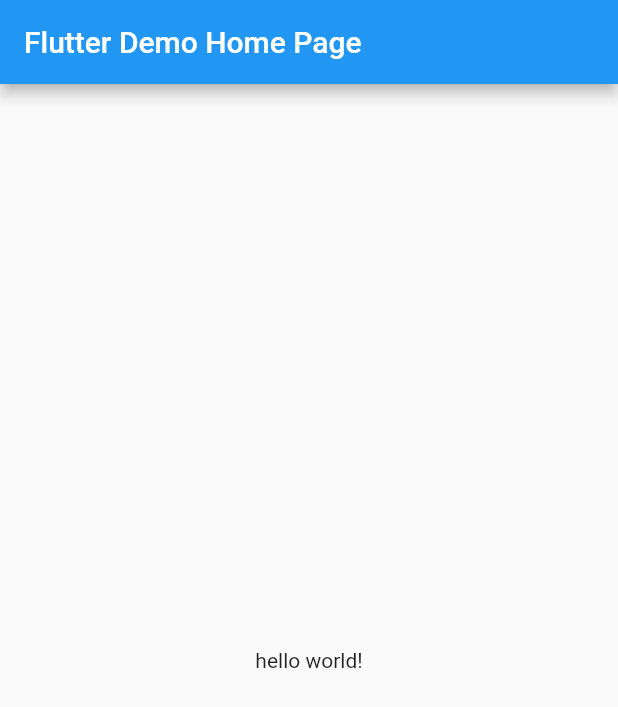
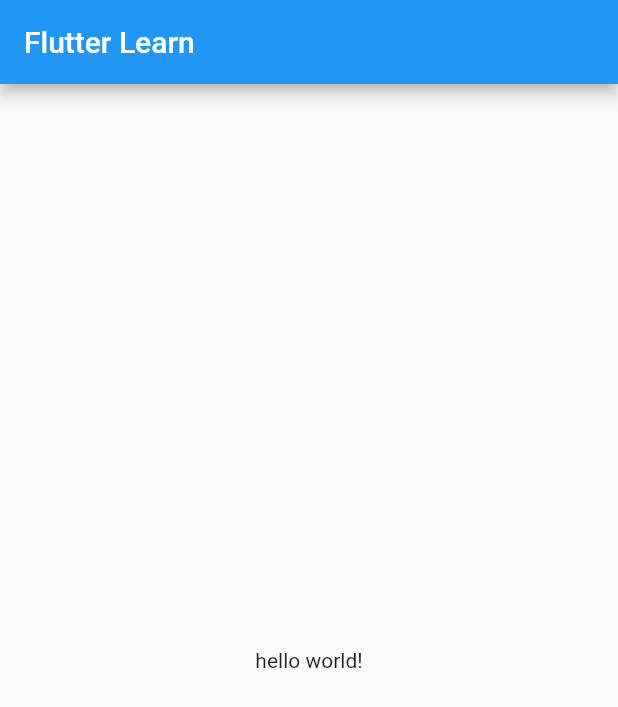
Before and after one commit to rutvik11062000/flutterlearn, a Flutter app: the screen it shows after launch, on a phone screen of 412 x 824 dp. Shown: the top 707 px of the screen. Run offline on Flutter 3.47's test engine with Material 2 defaults, Android fonts, the phone set to English and light mode, and no system bars.

Commit message:
second commit

```diff
--- a/lib/main.dart
+++ b/lib/main.dart
@@ -6,11 +6,12 @@ class MyApp extends StatelessWidget {
   @override
   Widget build(BuildContext context) {
     return MaterialApp(
+      debugShowCheckedModeBanner: false,
       title: 'Flutter Demo',
       theme: ThemeData(
         primarySwatch: Colors.blue,
       ),
-      home: MyHomePage(title: 'Flutter Demo Home Page'),
+      home: MyHomePage(title: 'Flutter Learn'),
     );
   }
 }
```
Also changed, not shown: 2 other files.
